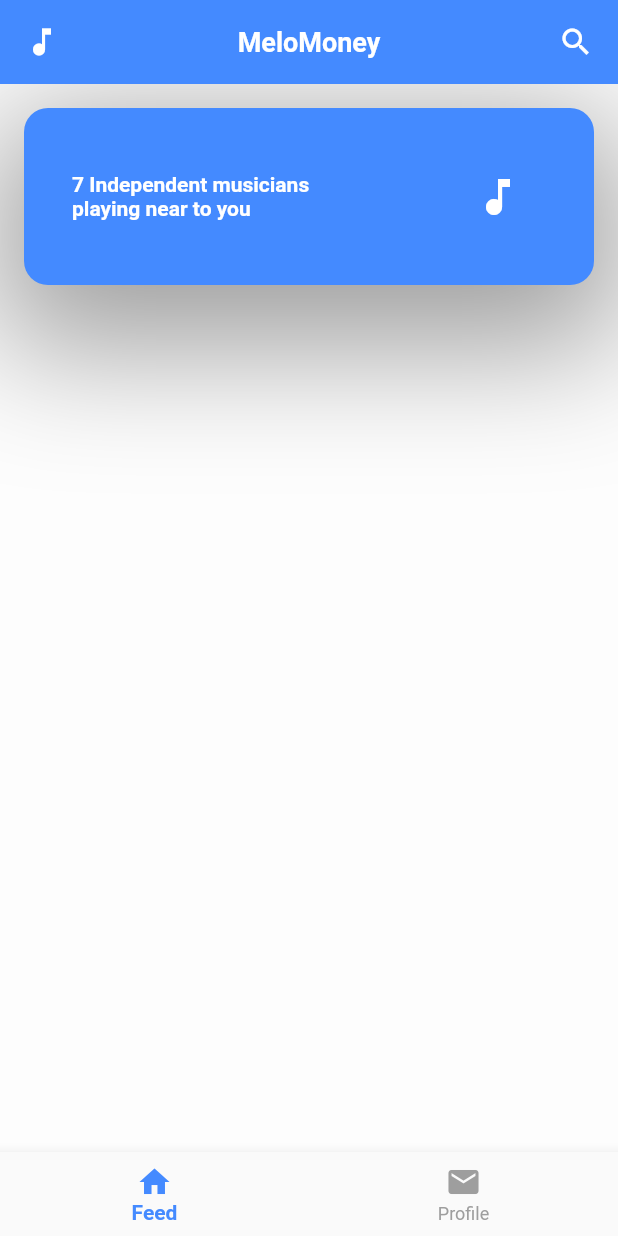
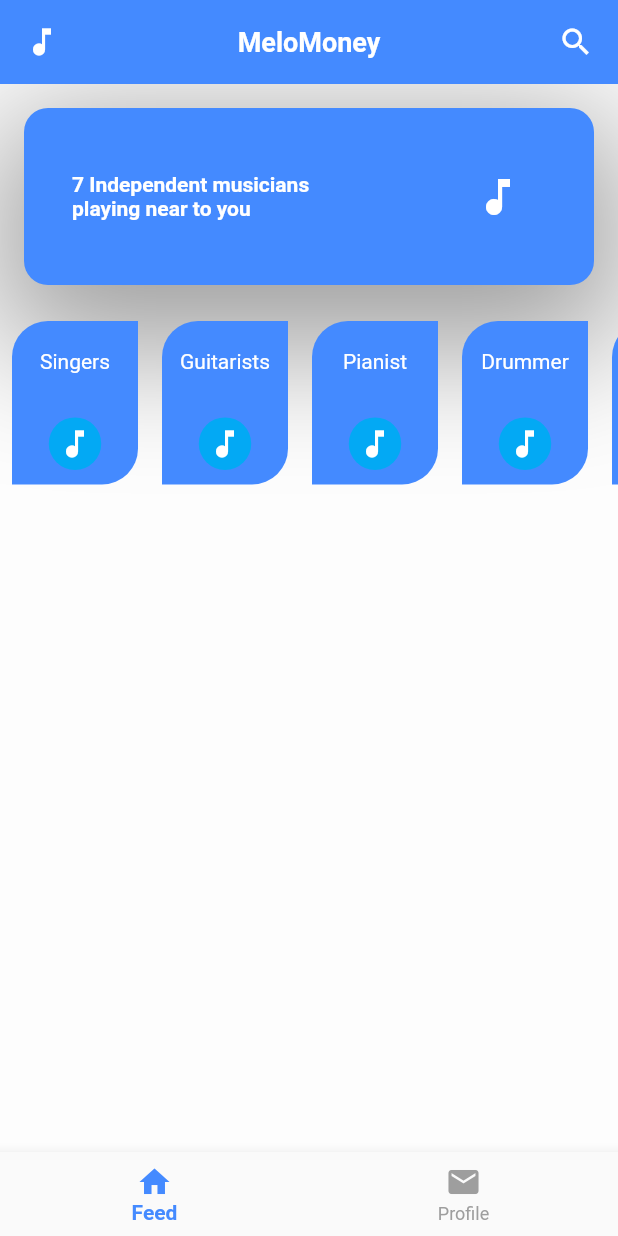
Before and after one commit to MeloMoney/TipTopMobile, a Flutter app: the screen it shows after launch, on a phone screen of 412 x 824 dp. Run offline on Flutter 3.47's test engine with Material 2 defaults, Android fonts, the phone set to English and light mode, and no system bars.

Commit message:
list of nearest events

```diff
--- /dev/null
+++ b/lib/screens/adapters/models/NearEvent.dart
@@ -0,0 +1,50 @@
+import 'package:flutter/material.dart';
+
+class NearEvent {
+
+  NearEvent({
+    this.id,
+    this.icon,
+    this.title,
+  });
+
+  int id;
+  IconData icon;
+  String title;
+
+  static List<NearEvent> mockNearEventsData = <NearEvent>[
+    NearEvent(
+      id: 0,
+      icon: Icons.music_note,
+      title: 'Singers',
+    ),
+    NearEvent(
+      id: 1,
+      icon: Icons.music_note,
+      title: 'Guitarists',
+    ),
+    NearEvent(
+      id: 2,
+      icon: Icons.music_note,
+      title: 'Pianist',
+    ),
+    NearEvent(
+      id: 3,
+      icon: Icons.music_note,
+      title: 'Drummer',
+    ),
+    NearEvent(
+      id: 4,
+      icon: Icons.music_note,
+      title: 'Bassist',
+    ),
+    NearEvent(
+      id: 5,
+      icon: Icons.music_note,
+      title: 'Beatboxer',
+    ),
+
+  ];
+
+
+}
--- /dev/null
+++ b/lib/screens/adapters/viewholders/NearEventListItem.dart
@@ -0,0 +1,57 @@
+import 'package:flutter/material.dart';
+import 'package:flutter/widgets.dart';
+
+class NearEventListItem extends StatefulWidget {
+  final int id;
+  final IconData icon;
+  final String title;
+
+  NearEventListItem({this.id, this.icon, this.title});
+
+  @override
+  _NearEventListItemState createState() => new _NearEventListItemState();
+}
+
+class _NearEventListItemState extends State<NearEventListItem> {
+  @override
+  Widget build(BuildContext context) {
+    return new Container(
+        width: 100,
+        child: Container(
+          margin: EdgeInsets.all(8.0),
+          decoration: new BoxDecoration(
+              color: Colors.blueAccent,
+              borderRadius: new BorderRadius.only(
+                topLeft: const Radius.circular(24.0),
+                topRight: const Radius.circular(0.0),
+                bottomLeft: const Radius.circular(0.0),
+                bottomRight: const Radius.circular(24.0)
+              )),
+          child: Column(
+            mainAxisAlignment: MainAxisAlignment.spaceBetween,
+            mainAxisSize: MainAxisSize.max,
+            crossAxisAlignment: CrossAxisAlignment.stretch,
+            children: <Widget>[
+              Expanded(child: Center(child: Text(widget.title, style: TextStyle(color: Colors.white),),)),
+              Expanded(
+                child: Stack(
+                  alignment: Alignment.center,
+                  children: <Widget>[
+                    Container(
+                      width: 35,
+                      height: 35,
+                      decoration: new BoxDecoration(
+                        color: Colors.lightBlue,
+                        borderRadius: new BorderRadius.all(
+                          const Radius.circular(45.0),
+                        )
+                      )
+                    ),
+                  Padding(padding: EdgeInsets.all(8.0), child: Icon(widget.icon, color: Colors.white))
+                ]),
+              )
+            ],
+          ),
+        ));
+  }
+}
--- a/lib/screens/feed/FeedPage.dart
+++ b/lib/screens/feed/FeedPage.dart
@@ -1,5 +1,7 @@
 import 'package:flutter/cupertino.dart';
 import 'package:flutter/material.dart';
+import 'package:melodyapp/screens/adapters/models/NearEvent.dart';
+import 'package:melodyapp/screens/adapters/viewholders/NearEventListItem.dart';
 
 class FeedPage extends StatefulWidget {
   @override
@@ -36,7 +38,27 @@ class _FeedPageState extends State<FeedPage> {
               /**
                * Musician near to you card
                */
+              getBannerPlain(),
+              /**
+               * Horizontal List of Styles
+               */
               Container(
+                height: 125.0,
+                child: CustomScrollView(
+                  scrollDirection: Axis.horizontal,
+                  slivers: <Widget>[
+                    getSliverNearEventsList(NearEvent.mockNearEventsData)
+                  ],
+                ),
+              )
+            ]
+          )),
+    );
+  }
+}
+
+Widget getBannerPlain() {
+  return Container(
     height: 150.0,
     decoration: BoxDecoration(
       boxShadow: [
@@ -98,9 +120,18 @@ class _FeedPageState extends State<FeedPage> {
             )
         )
     ),
-              ),
-            ]
-          )),
   );
 }
+
+Widget getSliverNearEventsList(List<NearEvent> events) {
+  var listOfSlivers = List<Widget>();
+  events.forEach((f) => listOfSlivers.add(NearEventListItem(
+      id: f.id,
+      icon: f.icon,
+      title: f.title
+  )));
+
+  return SliverList(
+    delegate: SliverChildListDelegate(listOfSlivers),
+  );
 }
```
Also changed, not shown: lib/components/BannerPlain.dart (added, +16 -0 lines). Lines whose indentation alone changed are shown as unchanged.
